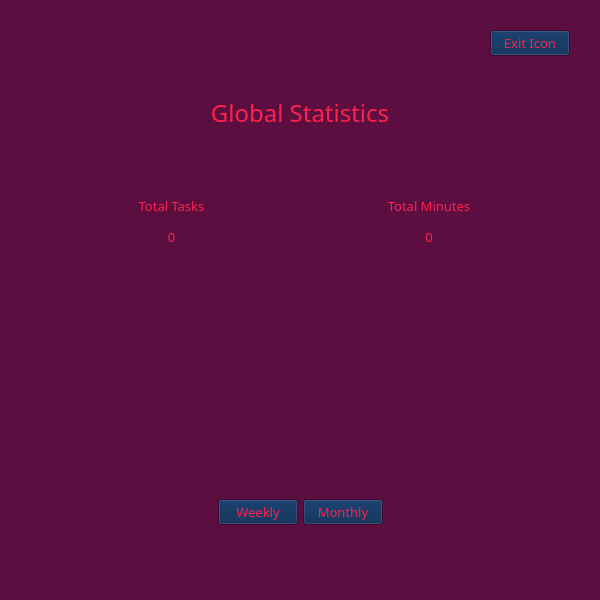
Qt form PomoPeak/ui/pomopeakstats.ui (TheVipek/PomoPeak) before a commit.
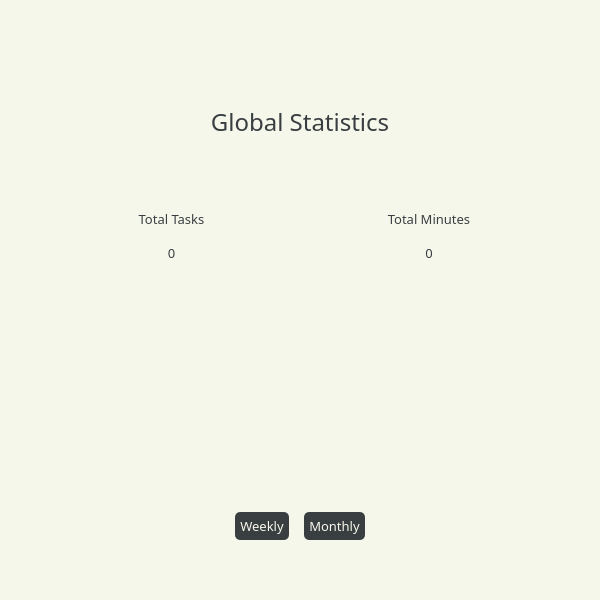
The same form after that commit. Icons and pictures are not drawn.

```diff
--- a/PomoPeak/ui/pomopeakstats.ui
+++ b/PomoPeak/ui/pomopeakstats.ui
@@ -10,586 +10,39 @@
     <height>600</height>
    </rect>
   </property>
-  <property name="palette">
-   <palette>
-    <active>
-     <colorrole role="WindowText">
-      <brush brushstyle="SolidPattern">
-       <color alpha="255">
-        <red>255</red>
-        <green>32</green>
-        <blue>78</blue>
-       </color>
-      </brush>
-     </colorrole>
-     <colorrole role="Button">
-      <brush brushstyle="SolidPattern">
-       <color alpha="255">
-        <red>0</red>
-        <green>34</green>
-        <blue>77</blue>
-       </color>
-      </brush>
-     </colorrole>
-     <colorrole role="Light">
-      <brush brushstyle="SolidPattern">
-       <color alpha="255">
-        <red>234</red>
-        <green>234</green>
-        <blue>234</blue>
-       </color>
-      </brush>
-     </colorrole>
-     <colorrole role="Midlight">
-      <brush brushstyle="SolidPattern">
-       <color alpha="255">
-        <red>234</red>
-        <green>234</green>
-        <blue>234</blue>
-       </color>
-      </brush>
-     </colorrole>
-     <colorrole role="Dark">
-      <brush brushstyle="SolidPattern">
-       <color alpha="255">
-        <red>234</red>
-        <green>234</green>
-        <blue>234</blue>
-       </color>
-      </brush>
-     </colorrole>
-     <colorrole role="Mid">
-      <brush brushstyle="SolidPattern">
-       <color alpha="255">
-        <red>234</red>
-        <green>234</green>
-        <blue>234</blue>
-       </color>
-      </brush>
-     </colorrole>
-     <colorrole role="Text">
-      <brush brushstyle="SolidPattern">
-       <color alpha="255">
-        <red>255</red>
-        <green>32</green>
-        <blue>78</blue>
-       </color>
-      </brush>
-     </colorrole>
-     <colorrole role="BrightText">
-      <brush brushstyle="SolidPattern">
-       <color alpha="255">
-        <red>255</red>
-        <green>32</green>
-        <blue>78</blue>
-       </color>
-      </brush>
-     </colorrole>
-     <colorrole role="ButtonText">
-      <brush brushstyle="SolidPattern">
-       <color alpha="255">
-        <red>255</red>
-        <green>32</green>
-        <blue>78</blue>
-       </color>
-      </brush>
-     </colorrole>
-     <colorrole role="Base">
-      <brush brushstyle="SolidPattern">
-       <color alpha="255">
-        <red>0</red>
-        <green>34</green>
-        <blue>77</blue>
-       </color>
-      </brush>
-     </colorrole>
-     <colorrole role="Window">
-      <brush brushstyle="SolidPattern">
-       <color alpha="255">
-        <red>93</red>
-        <green>14</green>
-        <blue>65</blue>
-       </color>
-      </brush>
-     </colorrole>
-     <colorrole role="Shadow">
-      <brush brushstyle="SolidPattern">
-       <color alpha="255">
-        <red>77</red>
-        <green>12</green>
-        <blue>54</blue>
-       </color>
-      </brush>
-     </colorrole>
-     <colorrole role="Highlight">
-      <brush brushstyle="SolidPattern">
-       <color alpha="255">
-        <red>0</red>
-        <green>24</green>
-        <blue>53</blue>
-       </color>
-      </brush>
-     </colorrole>
-     <colorrole role="HighlightedText">
-      <brush brushstyle="SolidPattern">
-       <color alpha="255">
-        <red>255</red>
-        <green>32</green>
-        <blue>78</blue>
-       </color>
-      </brush>
-     </colorrole>
-     <colorrole role="Link">
-      <brush brushstyle="SolidPattern">
-       <color alpha="255">
-        <red>255</red>
-        <green>32</green>
-        <blue>78</blue>
-       </color>
-      </brush>
-     </colorrole>
-     <colorrole role="LinkVisited">
-      <brush brushstyle="SolidPattern">
-       <color alpha="255">
-        <red>177</red>
-        <green>22</green>
-        <blue>54</blue>
-       </color>
-      </brush>
-     </colorrole>
-     <colorrole role="AlternateBase">
-      <brush brushstyle="SolidPattern">
-       <color alpha="255">
-        <red>0</red>
-        <green>34</green>
-        <blue>77</blue>
-       </color>
-      </brush>
-     </colorrole>
-     <colorrole role="ToolTipBase">
-      <brush brushstyle="SolidPattern">
-       <color alpha="255">
-        <red>255</red>
-        <green>32</green>
-        <blue>78</blue>
-       </color>
-      </brush>
-     </colorrole>
-     <colorrole role="ToolTipText">
-      <brush brushstyle="SolidPattern">
-       <color alpha="255">
-        <red>255</red>
-        <green>32</green>
-        <blue>78</blue>
-       </color>
-      </brush>
-     </colorrole>
-     <colorrole role="PlaceholderText">
-      <brush brushstyle="SolidPattern">
-       <color alpha="128">
-        <red>255</red>
-        <green>32</green>
-        <blue>78</blue>
-       </color>
-      </brush>
-     </colorrole>
-     <colorrole role="Accent">
-      <brush brushstyle="SolidPattern">
-       <color alpha="255">
-        <red>93</red>
-        <green>14</green>
-        <blue>65</blue>
-       </color>
-      </brush>
-     </colorrole>
-    </active>
-    <inactive>
-     <colorrole role="WindowText">
-      <brush brushstyle="SolidPattern">
-       <color alpha="255">
-        <red>255</red>
-        <green>32</green>
-        <blue>78</blue>
-       </color>
-      </brush>
-     </colorrole>
-     <colorrole role="Button">
-      <brush brushstyle="SolidPattern">
-       <color alpha="255">
-        <red>0</red>
-        <green>34</green>
-        <blue>77</blue>
-       </color>
-      </brush>
-     </colorrole>
-     <colorrole role="Light">
-      <brush brushstyle="SolidPattern">
-       <color alpha="255">
-        <red>234</red>
-        <green>234</green>
-        <blue>234</blue>
-       </color>
-      </brush>
-     </colorrole>
-     <colorrole role="Midlight">
-      <brush brushstyle="SolidPattern">
-       <color alpha="255">
-        <red>234</red>
-        <green>234</green>
-        <blue>234</blue>
-       </color>
-      </brush>
-     </colorrole>
-     <colorrole role="Dark">
-      <brush brushstyle="SolidPattern">
-       <color alpha="255">
-        <red>234</red>
-        <green>234</green>
-        <blue>234</blue>
-       </color>
-      </brush>
-     </colorrole>
-     <colorrole role="Mid">
-      <brush brushstyle="SolidPattern">
-       <color alpha="255">
-        <red>234</red>
-        <green>234</green>
-        <blue>234</blue>
-       </color>
-      </brush>
-     </colorrole>
-     <colorrole role="Text">
-      <brush brushstyle="SolidPattern">
-       <color alpha="255">
-        <red>255</red>
-        <green>32</green>
-        <blue>78</blue>
-       </color>
-      </brush>
-     </colorrole>
-     <colorrole role="BrightText">
-      <brush brushstyle="SolidPattern">
-       <color alpha="255">
-        <red>255</red>
-        <green>32</green>
-        <blue>78</blue>
-       </color>
-      </brush>
-     </colorrole>
-     <colorrole role="ButtonText">
-      <brush brushstyle="SolidPattern">
-       <color alpha="255">
-        <red>255</red>
-        <green>32</green>
-        <blue>78</blue>
-       </color>
-      </brush>
-     </colorrole>
-     <colorrole role="Base">
-      <brush brushstyle="SolidPattern">
-       <color alpha="255">
-        <red>0</red>
-        <green>34</green>
-        <blue>77</blue>
-       </color>
-      </brush>
-     </colorrole>
-     <colorrole role="Window">
-      <brush brushstyle="SolidPattern">
-       <color alpha="255">
-        <red>93</red>
-        <green>14</green>
-        <blue>65</blue>
-       </color>
-      </brush>
-     </colorrole>
-     <colorrole role="Shadow">
-      <brush brushstyle="SolidPattern">
-       <color alpha="255">
-        <red>77</red>
-        <green>12</green>
-        <blue>54</blue>
-       </color>
-      </brush>
-     </colorrole>
-     <colorrole role="Highlight">
-      <brush brushstyle="SolidPattern">
-       <color alpha="255">
-        <red>0</red>
-        <green>24</green>
-        <blue>53</blue>
-       </color>
-      </brush>
-     </colorrole>
-     <colorrole role="HighlightedText">
-      <brush brushstyle="SolidPattern">
-       <color alpha="255">
-        <red>255</red>
-        <green>32</green>
-        <blue>78</blue>
-       </color>
-      </brush>
-     </colorrole>
-     <colorrole role="Link">
-      <brush brushstyle="SolidPattern">
-       <color alpha="255">
-        <red>255</red>
-        <green>32</green>
-        <blue>78</blue>
-       </color>
-      </brush>
-     </colorrole>
-     <colorrole role="LinkVisited">
-      <brush brushstyle="SolidPattern">
-       <color alpha="255">
-        <red>177</red>
-        <green>22</green>
-        <blue>54</blue>
-       </color>
-      </brush>
-     </colorrole>
-     <colorrole role="AlternateBase">
-      <brush brushstyle="SolidPattern">
-       <color alpha="255">
-        <red>0</red>
-        <green>34</green>
-        <blue>77</blue>
-       </color>
-      </brush>
-     </colorrole>
-     <colorrole role="ToolTipBase">
-      <brush brushstyle="SolidPattern">
-       <color alpha="255">
-        <red>255</red>
-        <green>32</green>
-        <blue>78</blue>
-       </color>
-      </brush>
-     </colorrole>
-     <colorrole role="ToolTipText">
-      <brush brushstyle="SolidPattern">
-       <color alpha="255">
-        <red>255</red>
-        <green>32</green>
-        <blue>78</blue>
-       </color>
-      </brush>
-     </colorrole>
-     <colorrole role="PlaceholderText">
-      <brush brushstyle="SolidPattern">
-       <color alpha="128">
-        <red>255</red>
-        <green>32</green>
-        <blue>78</blue>
-       </color>
-      </brush>
-     </colorrole>
-     <colorrole role="Accent">
-      <brush brushstyle="SolidPattern">
-       <color alpha="255">
-        <red>93</red>
-        <green>14</green>
-        <blue>65</blue>
-       </color>
-      </brush>
-     </colorrole>
-    </inactive>
-    <disabled>
-     <colorrole role="WindowText">
-      <brush brushstyle="SolidPattern">
-       <color alpha="255">
-        <red>255</red>
-        <green>32</green>
-        <blue>78</blue>
-       </color>
-      </brush>
-     </colorrole>
-     <colorrole role="Button">
-      <brush brushstyle="SolidPattern">
-       <color alpha="255">
-        <red>0</red>
-        <green>34</green>
-        <blue>77</blue>
-       </color>
-      </brush>
-     </colorrole>
-     <colorrole role="Light">
-      <brush brushstyle="SolidPattern">
-       <color alpha="255">
-        <red>234</red>
-        <green>234</green>
-        <blue>234</blue>
-       </color>
-      </brush>
-     </colorrole>
-     <colorrole role="Midlight">
-      <brush brushstyle="SolidPattern">
-       <color alpha="255">
-        <red>234</red>
-        <green>234</green>
-        <blue>234</blue>
-       </color>
-      </brush>
-     </colorrole>
-     <colorrole role="Dark">
-      <brush brushstyle="SolidPattern">
-       <color alpha="255">
-        <red>234</red>
-        <green>234</green>
-        <blue>234</blue>
-       </color>
-      </brush>
-     </colorrole>
-     <colorrole role="Mid">
-      <brush brushstyle="SolidPattern">
-       <color alpha="255">
-        <red>234</red>
-        <green>234</green>
-        <blue>234</blue>
-       </color>
-      </brush>
-     </colorrole>
-     <colorrole role="Text">
-      <brush brushstyle="SolidPattern">
-       <color alpha="255">
-        <red>255</red>
-        <green>32</green>
-        <blue>78</blue>
-       </color>
-      </brush>
-     </colorrole>
-     <colorrole role="BrightText">
-      <brush brushstyle="SolidPattern">
-       <color alpha="255">
-        <red>255</red>
-        <green>32</green>
-        <blue>78</blue>
-       </color>
-      </brush>
-     </colorrole>
-     <colorrole role="ButtonText">
-      <brush brushstyle="SolidPattern">
-       <color alpha="255">
-        <red>255</red>
-        <green>32</green>
-        <blue>78</blue>
-       </color>
-      </brush>
-     </colorrole>
-     <colorrole role="Base">
-      <brush brushstyle="SolidPattern">
-       <color alpha="255">
-        <red>0</red>
-        <green>34</green>
-        <blue>77</blue>
-       </color>
-      </brush>
-     </colorrole>
-     <colorrole role="Window">
-      <brush brushstyle="SolidPattern">
-       <color alpha="255">
-        <red>93</red>
-        <green>14</green>
-        <blue>65</blue>
-       </color>
-      </brush>
-     </colorrole>
-     <colorrole role="Shadow">
-      <brush brushstyle="SolidPattern">
-       <color alpha="255">
-        <red>77</red>
-        <green>12</green>
-        <blue>54</blue>
-       </color>
-      </brush>
-     </colorrole>
-     <colorrole role="Highlight">
-      <brush brushstyle="SolidPattern">
-       <color alpha="255">
-        <red>0</red>
-        <green>24</green>
-        <blue>53</blue>
-       </color>
-      </brush>
-     </colorrole>
-     <colorrole role="HighlightedText">
-      <brush brushstyle="SolidPattern">
-       <color alpha="255">
-        <red>255</red>
-        <green>32</green>
-        <blue>78</blue>
-       </color>
-      </brush>
-     </colorrole>
-     <colorrole role="Link">
-      <brush brushstyle="SolidPattern">
-       <color alpha="255">
-        <red>255</red>
-        <green>32</green>
-        <blue>78</blue>
-       </color>
-      </brush>
-     </colorrole>
-     <colorrole role="LinkVisited">
-      <brush brushstyle="SolidPattern">
-       <color alpha="255">
-        <red>177</red>
-        <green>22</green>
-        <blue>54</blue>
-       </color>
-      </brush>
-     </colorrole>
-     <colorrole role="AlternateBase">
-      <brush brushstyle="SolidPattern">
-       <color alpha="255">
-        <red>0</red>
-        <green>34</green>
-        <blue>77</blue>
-       </color>
-      </brush>
-     </colorrole>
-     <colorrole role="ToolTipBase">
-      <brush brushstyle="SolidPattern">
-       <color alpha="255">
-        <red>255</red>
-        <green>32</green>
-        <blue>78</blue>
-       </color>
-      </brush>
-     </colorrole>
-     <colorrole role="ToolTipText">
-      <brush brushstyle="SolidPattern">
-       <color alpha="255">
-        <red>255</red>
-        <green>32</green>
-        <blue>78</blue>
-       </color>
-      </brush>
-     </colorrole>
-     <colorrole role="PlaceholderText">
-      <brush brushstyle="SolidPattern">
-       <color alpha="128">
-        <red>255</red>
-        <green>32</green>
-        <blue>78</blue>
-       </color>
-      </brush>
-     </colorrole>
-     <colorrole role="Accent">
-      <brush brushstyle="SolidPattern">
-       <color alpha="255">
-        <red>93</red>
-        <green>14</green>
-        <blue>65</blue>
-       </color>
-      </brush>
-     </colorrole>
-    </disabled>
-   </palette>
-  </property>
   <property name="windowTitle">
    <string>Form</string>
   </property>
+  <property name="styleSheet">
+   <string notr="true">QWidget
+{
+	background-color: #f6f7eb;
+}
+
+QLabel, QPushButton
+{
+	color: #393e41;
+}
+QPushButton
+{
+	background-color: #393e41;
+	border-radius: 5px;
+	color: #f6f7eb;
+	padding: 5px;
+}
+#exitButton
+{	
+	background-color: none;
+}
+#exitButton::hover
+{
+	background-color:rgba(12,5,0,75);
+}
+#monthlyBtn::disabled, #weeklyBtn::disabled
+{
+	background-color: #888b8d;
+}</string>
+  </property>
   <layout class="QVBoxLayout" name="verticalLayout_2" stretch="0">
    <property name="spacing">
     <number>5</number>
@@ -651,6 +104,12 @@
          </item>
          <item>
           <widget class="QPushButton" name="exitButton">
+           <property name="minimumSize">
+            <size>
+             <width>32</width>
+             <height>32</height>
+            </size>
+           </property>
            <property name="font">
             <font>
              <family>Bahnschrift</family>
@@ -658,7 +117,17 @@
             </font>
            </property>
            <property name="text">
-            <string>Exit Icon</string>
+            <string/>
+           </property>
+           <property name="icon">
+            <iconset resource="../data/Resources.qrc">
+             <normaloff>:/icon/images/cancel.png</normaloff>:/icon/images/cancel.png</iconset>
+           </property>
+           <property name="iconSize">
+            <size>
+             <width>32</width>
+             <height>32</height>
+            </size>
            </property>
           </widget>
          </item>
@@ -794,19 +263,19 @@
        <item>
         <layout class="QHBoxLayout" name="timedStatsLayout">
          <property name="spacing">
-          <number>5</number>
+          <number>15</number>
          </property>
          <property name="leftMargin">
-          <number>15</number>
+          <number>0</number>
          </property>
          <property name="topMargin">
-          <number>15</number>
+          <number>0</number>
          </property>
          <property name="rightMargin">
-          <number>15</number>
+          <number>0</number>
          </property>
          <property name="bottomMargin">
-          <number>15</number>
+          <number>0</number>
          </property>
          <item>
           <spacer name="horizontalSpacer">
@@ -823,6 +292,21 @@
          </item>
          <item>
           <widget class="QPushButton" name="weeklyBtn">
+           <property name="enabled">
+            <bool>true</bool>
+           </property>
+           <property name="sizeIncrement">
+            <size>
+             <width>0</width>
+             <height>0</height>
+            </size>
+           </property>
+           <property name="baseSize">
+            <size>
+             <width>0</width>
+             <height>0</height>
+            </size>
+           </property>
            <property name="font">
             <font>
              <family>Bahnschrift</family>
@@ -832,6 +316,12 @@
            <property name="text">
             <string>Weekly</string>
            </property>
+           <property name="iconSize">
+            <size>
+             <width>16</width>
+             <height>16</height>
+            </size>
+           </property>
           </widget>
          </item>
          <item>
```
Left out of the diff: 4 changed lines with no effect on the pictures.
